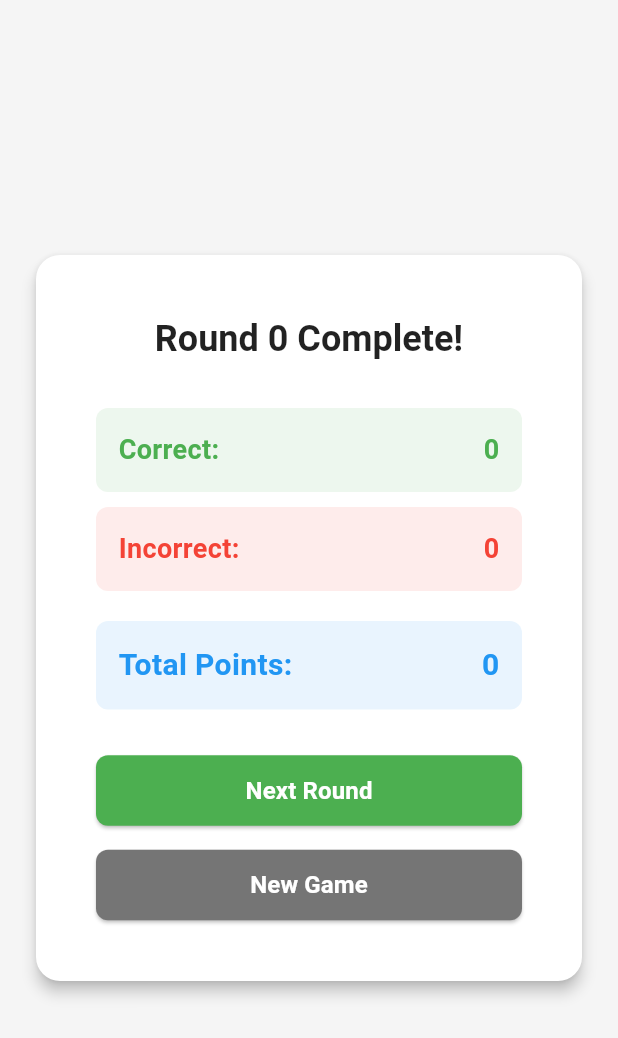
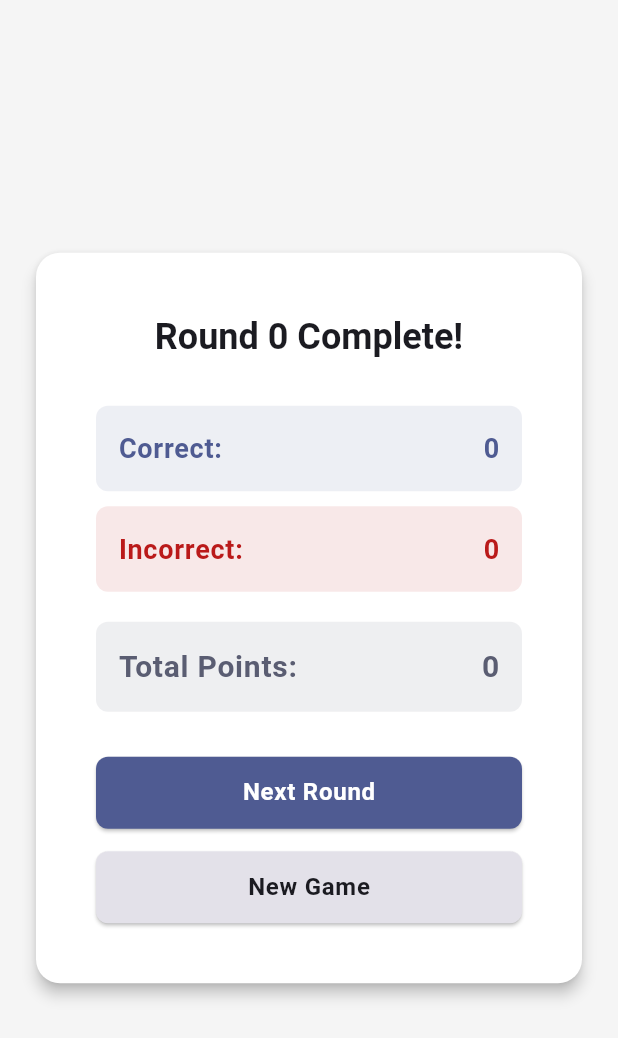
Before and after one commit to elifiner/finer-history, a Flutter app: the ScoreSummary screen opened directly with empty values, on a phone screen of 412 x 824 dp. Shown: the top 1038 px of the screen. Run offline on Flutter 3.47's test engine with Material 3 defaults, Android fonts, the phone set to English and light mode, and no system bars.

Commit message:
Fix round completion screen theme and implement incorrect events replay
- Apply app theme to ScoreSummary widget (colors, text styles, Scaffold)
- Track incorrect events from previous round
- Only replay incorrect events in subsequent rounds
- Make progress indicator dynamic based on round size

```diff
--- a/lib/models/game_state.dart
+++ b/lib/models/game_state.dart
@@ -15,6 +15,7 @@ class GameState {
   final int? draggedPosition;
   final String? slidingEventId;
   final List<RoundProgressStatus> roundProgress;
+  final List<Event> previousRoundIncorrectEvents;
 
   GameState({
     required this.allEvents,
@@ -29,6 +30,7 @@ class GameState {
     this.draggedPosition,
     this.slidingEventId,
     this.roundProgress = const [],
+    this.previousRoundIncorrectEvents = const [],
   });
 
   GameState copyWith({
@@ -46,6 +48,7 @@ class GameState {
     String? slidingEventId,
     bool clearSlidingEventId = false, // Flag to explicitly clear
     List<RoundProgressStatus>? roundProgress,
+    List<Event>? previousRoundIncorrectEvents,
   }) {
     return GameState(
       allEvents: allEvents ?? this.allEvents,
@@ -64,6 +67,7 @@ class GameState {
           ? null
           : (slidingEventId ?? this.slidingEventId),
       roundProgress: roundProgress ?? this.roundProgress,
+      previousRoundIncorrectEvents: previousRoundIncorrectEvents ?? this.previousRoundIncorrectEvents,
     );
   }
 }
--- a/lib/screens/game_screen.dart
+++ b/lib/screens/game_screen.dart
@@ -243,7 +243,7 @@ class GameScreen extends StatelessWidget {
                   child: Row(
                     mainAxisSize: MainAxisSize.min,
                     children: List.generate(
-                      10,
+                      state.roundProgress.length,
                       (index) => Container(
                         width: 20,
                         height: 20,
--- a/lib/widgets/score_summary.dart
+++ b/lib/widgets/score_summary.dart
@@ -20,7 +20,13 @@ class ScoreSummary extends StatelessWidget {
 
   @override
   Widget build(BuildContext context) {
-    return Center(
+    final theme = Theme.of(context);
+    final colorScheme = theme.colorScheme;
+
+    return Scaffold(
+      backgroundColor: theme.scaffoldBackgroundColor,
+      body: SafeArea(
+        child: Center(
           child: ConstrainedBox(
             constraints: const BoxConstraints(maxWidth: 600),
             child: SingleChildScrollView(
@@ -37,9 +43,9 @@ class ScoreSummary extends StatelessWidget {
                     children: [
                       Text(
                         'Round $roundNumber Complete!',
-                  style: Theme.of(context).textTheme.headlineSmall?.copyWith(
+                        style: theme.textTheme.headlineSmall?.copyWith(
                           fontWeight: FontWeight.bold,
-                        color: Colors.black87,
+                          color: colorScheme.onSurface,
                         ),
                         textAlign: TextAlign.center,
                       ),
@@ -48,21 +54,21 @@ class ScoreSummary extends StatelessWidget {
                         context,
                         'Correct:',
                         correctCount.toString(),
-                  Colors.green,
+                        colorScheme.primary,
                       ),
                       const SizedBox(height: 10),
                       _buildScoreItem(
                         context,
                         'Incorrect:',
                         incorrectCount.toString(),
-                  Colors.red,
+                        colorScheme.error,
                       ),
                       const SizedBox(height: 20),
                       _buildScoreItem(
                         context,
                         'Total Points:',
                         totalPoints.toString(),
-                  Colors.blue,
+                        colorScheme.secondary,
                         isTotal: true,
                       ),
                       const SizedBox(height: 30),
@@ -75,18 +81,18 @@ class ScoreSummary extends StatelessWidget {
                                 onNextRound();
                               },
                               style: ElevatedButton.styleFrom(
-                          backgroundColor: Colors.green,
-                          foregroundColor: Colors.white,
+                                backgroundColor: colorScheme.primary,
+                                foregroundColor: colorScheme.onPrimary,
                                 padding: const EdgeInsets.symmetric(vertical: 12),
                                 shape: RoundedRectangleBorder(
                                   borderRadius: BorderRadius.circular(8),
                                 ),
                               ),
-                        child: const Text(
+                              child: Text(
                                 'Next Round',
-                          style: TextStyle(
-                            fontSize: 16,
+                                style: theme.textTheme.bodyLarge?.copyWith(
                                   fontWeight: FontWeight.w600,
+                                  color: colorScheme.onPrimary,
                                 ),
                               ),
                             ),
@@ -99,18 +105,18 @@ class ScoreSummary extends StatelessWidget {
                                 onNewGame();
                               },
                               style: ElevatedButton.styleFrom(
-                          backgroundColor: Colors.grey[600],
-                          foregroundColor: Colors.white,
+                                backgroundColor: colorScheme.surfaceContainerHighest,
+                                foregroundColor: colorScheme.onSurface,
                                 padding: const EdgeInsets.symmetric(vertical: 12),
                                 shape: RoundedRectangleBorder(
                                   borderRadius: BorderRadius.circular(8),
                                 ),
                               ),
-                        child: const Text(
+                              child: Text(
                                 'New Game',
-                          style: TextStyle(
-                            fontSize: 16,
+                                style: theme.textTheme.bodyLarge?.copyWith(
                                   fontWeight: FontWeight.w600,
+                                  color: colorScheme.onSurface,
                                 ),
                               ),
                             ),
@@ -118,6 +124,8 @@ class ScoreSummary extends StatelessWidget {
                         ],
                       ),
                     ],
+                  ),
+                ),
               ),
             ),
           ),
@@ -133,6 +141,8 @@ class ScoreSummary extends StatelessWidget {
     Color color, {
     bool isTotal = false,
   }) {
+    final theme = Theme.of(context);
+
     return Container(
       padding: const EdgeInsets.all(15),
       decoration: BoxDecoration(
@@ -144,7 +154,7 @@ class ScoreSummary extends StatelessWidget {
         children: [
           Text(
             label,
-            style: TextStyle(
+            style: theme.textTheme.bodyLarge?.copyWith(
               fontSize: isTotal ? 20 : 18,
               fontWeight: FontWeight.w600,
               color: color,
@@ -152,7 +162,7 @@ class ScoreSummary extends StatelessWidget {
           ),
           Text(
             value,
-            style: TextStyle(
+            style: theme.textTheme.bodyLarge?.copyWith(
               fontSize: isTotal ? 20 : 18,
               fontWeight: FontWeight.bold,
               color: color,
```
Also changed, not shown: lib/providers/game_provider.dart (+27 -5 lines). Lines whose indentation alone changed are shown as unchanged.
